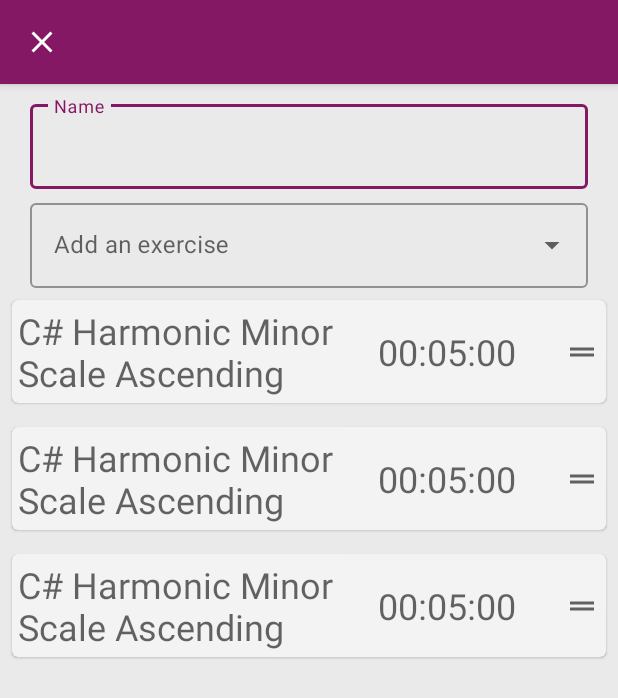
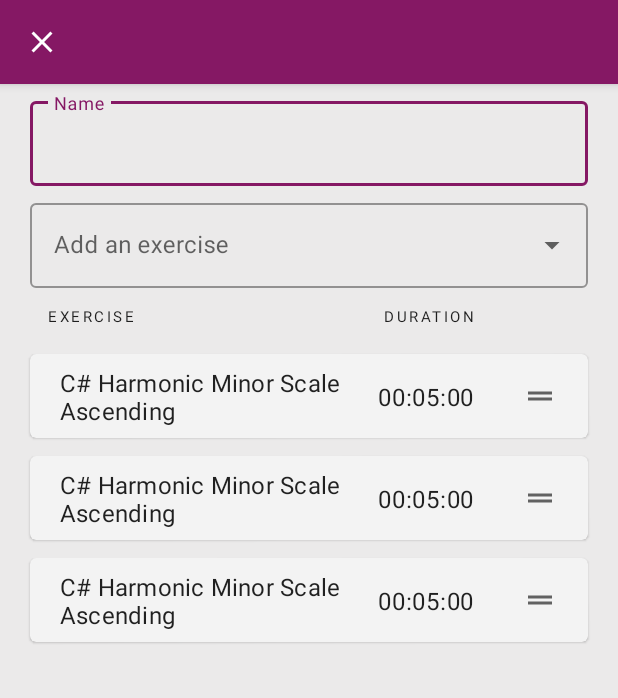
Before and after one commit to ramzan/Virtuosity, an Android app: the layout fragment_routine_editor.xml on its own in the app's theme, with its tools: preview values and no code run, on a phone screen of 412 x 824 dp. Shown: the top 698 px of the screen. Run offline under Robolectric (Android 15) with nearby library versions, the phone set to English and light mode, and no system bars.

Commit message:
Style routine editor

```diff
--- a/app/src/main/res/layout/fragment_routine_editor.xml
+++ b/app/src/main/res/layout/fragment_routine_editor.xml
@@ -1,21 +1,21 @@
 <?xml version="1.0" encoding="utf-8"?>
-<LinearLayout xmlns:android="http://schemas.android.com/apk/res/android"
+<androidx.constraintlayout.widget.ConstraintLayout xmlns:android="http://schemas.android.com/apk/res/android"
     xmlns:app="http://schemas.android.com/apk/res-auto"
     xmlns:tools="http://schemas.android.com/tools"
     android:layout_width="match_parent"
-    android:layout_height="match_parent"
-    android:orientation="vertical">
+    android:layout_height="match_parent">
 
     <com.google.android.material.appbar.AppBarLayout
+        android:id="@+id/editor_app_bar"
         android:layout_width="match_parent"
-        android:layout_height="wrap_content">
+        android:layout_height="wrap_content"
+        app:layout_constraintTop_toTopOf="parent">
 
         <com.google.android.material.appbar.MaterialToolbar
-            android:id="@+id/editorToolbar"
+            android:id="@+id/editor_toolbar"
             style="@style/Widget.MaterialComponents.Toolbar.Primary"
             android:layout_width="match_parent"
             android:layout_height="wrap_content"
-            android:paddingHorizontal="0dp"
             app:menu="@menu/routine_editor_menu"
             app:navigationIcon="@drawable/ic_baseline_close_24"
             tools:title="@string/editorTitleNew">
@@ -25,16 +25,15 @@
     </com.google.android.material.appbar.AppBarLayout>
 
     <com.google.android.material.textfield.TextInputLayout
-
         android:id="@+id/name_input_layout"
         style="@style/Widget.MaterialComponents.TextInputLayout.OutlinedBox"
         android:layout_width="match_parent"
         android:layout_height="wrap_content"
-        android:layout_marginStart="4dp"
-        android:layout_marginTop="8dp"
-        android:layout_marginEnd="4dp"
+        android:layout_marginHorizontal="4dp"
+        android:layout_marginVertical="6dp"
         android:hint="@string/nameInputHint"
-        android:paddingHorizontal="16dp">
+        android:paddingHorizontal="16dp"
+        app:layout_constraintTop_toBottomOf="@id/editor_app_bar">
 
         <com.google.android.material.textfield.TextInputEditText
             android:id="@+id/name_input"
@@ -44,15 +43,14 @@
     </com.google.android.material.textfield.TextInputLayout>
 
     <com.google.android.material.textfield.TextInputLayout
+        android:id="@+id/exercise_spinner_layout"
         style="@style/Widget.MaterialComponents.TextInputLayout.OutlinedBox.ExposedDropdownMenu"
         android:layout_width="match_parent"
         android:layout_height="wrap_content"
-        android:layout_marginStart="4dp"
-        android:layout_marginLeft="4dp"
-        android:layout_marginTop="4dp"
-        android:layout_marginEnd="4dp"
-        android:layout_marginRight="4dp"
-        android:paddingHorizontal="16dp">
+        android:layout_marginHorizontal="4dp"
+        android:layout_marginVertical="6dp"
+        android:paddingHorizontal="16dp"
+        app:layout_constraintTop_toBottomOf="@id/name_input_layout">
 
         <AutoCompleteTextView
             android:id="@+id/exercise_spinner"
@@ -65,12 +63,37 @@
 
     </com.google.android.material.textfield.TextInputLayout>
 
+    <TextView
+        android:id="@+id/list_header_exercise"
+        style="@style/TextAppearance.MaterialComponents.Overline"
+        android:layout_width="wrap_content"
+        android:layout_height="wrap_content"
+        android:layout_marginStart="32dp"
+        android:paddingVertical="12dp"
+        android:text="@string/routine_editor_exercise_header"
+        app:layout_constraintStart_toStartOf="@id/routine_exercise_list"
+        app:layout_constraintTop_toBottomOf="@id/exercise_spinner_layout" />
+
+    <TextView
+        android:id="@+id/list_header_duration"
+        style="@style/TextAppearance.MaterialComponents.Overline"
+        android:layout_width="wrap_content"
+        android:layout_height="wrap_content"
+        android:layout_marginEnd="96dp"
+        android:paddingVertical="12dp"
+        android:text="@string/routine_editor_duration_header"
+        app:layout_constraintEnd_toEndOf="@id/routine_exercise_list"
+        app:layout_constraintTop_toBottomOf="@id/exercise_spinner_layout" />
+
 
     <androidx.recyclerview.widget.RecyclerView
         android:id="@+id/routine_exercise_list"
         android:layout_width="match_parent"
-        android:layout_height="match_parent"
+        android:layout_height="0dp"
+        android:paddingHorizontal="16dp"
         app:layoutManager="LinearLayoutManager"
+        app:layout_constraintBottom_toBottomOf="parent"
+        app:layout_constraintTop_toBottomOf="@id/list_header_exercise"
         tools:listitem="@layout/list_item_routine_exercise" />
 
-</LinearLayout>
+</androidx.constraintlayout.widget.ConstraintLayout>
--- a/app/src/main/res/layout/list_item_routine_exercise.xml
+++ b/app/src/main/res/layout/list_item_routine_exercise.xml
@@ -4,19 +4,22 @@
     xmlns:tools="http://schemas.android.com/tools"
     android:layout_width="match_parent"
     android:layout_height="wrap_content"
-    android:layout_margin="8dp">
+    android:layout_marginHorizontal="4dp"
+    android:layout_marginVertical="6dp">
 
     <androidx.constraintlayout.widget.ConstraintLayout
         android:layout_width="match_parent"
         android:layout_height="wrap_content"
-        android:layout_margin="4dp">
+        android:padding="4dp">
 
         <TextView
             android:id="@+id/exercise_name"
+            style="@style/TextAppearance.MaterialComponents.Subtitle1"
             android:layout_width="0dp"
             android:layout_height="wrap_content"
-            android:textAppearance="?attr/textAppearanceHeadline5"
-            android:textColor="?android:attr/textColorSecondary"
+            android:layout_marginStart="16dp"
+            android:ellipsize="end"
+            android:maxLines="3"
             app:layout_constraintBottom_toBottomOf="parent"
             app:layout_constraintEnd_toStartOf="@id/duration"
             app:layout_constraintStart_toStartOf="parent"
@@ -25,10 +28,11 @@
 
         <TextView
             android:id="@+id/duration"
+            style="@style/TextAppearance.MaterialComponents.Body1"
             android:layout_width="wrap_content"
             android:layout_height="wrap_content"
-            android:textAppearance="?attr/textAppearanceHeadline5"
-            android:textColor="?android:attr/textColorSecondary"
+            android:layout_marginHorizontal="16dp"
+            android:layout_marginVertical="12dp"
             app:layout_constraintBottom_toBottomOf="parent"
             app:layout_constraintEnd_toStartOf="@id/drag_handle"
             app:layout_constraintStart_toEndOf="@id/exercise_name"
@@ -37,9 +41,11 @@
 
         <ImageView
             android:id="@+id/drag_handle"
+            style="@style/TextAppearance.MaterialComponents.Caption"
             android:layout_width="wrap_content"
             android:layout_height="wrap_content"
-            android:layout_marginStart="32dp"
+            android:layout_marginHorizontal="16dp"
+            android:layout_marginVertical="12dp"
             android:contentDescription="@string/drag_handle_description"
             android:src="@drawable/ic_baseline_drag_handle_24"
             app:layout_constraintBottom_toBottomOf="parent"
--- a/app/src/main/res/values/strings.xml
+++ b/app/src/main/res/values/strings.xml
@@ -72,5 +72,7 @@
     <string name="routines">Routines</string>
     <string name="session_menu_finish_text">FINISH</string>
     <string name="session_finish_dialog_title">Are you finished?</string>
+    <string name="routine_editor_exercise_header">Exercise</string>
+    <string name="routine_editor_duration_header">Duration</string>
 
 </resources>
```
